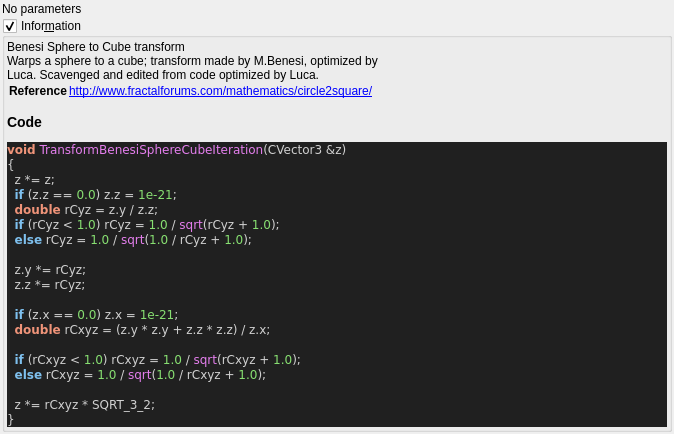
Qt form mandelbulber2/qt_data/fractal_transf_benesi_sphere_cube.ui (buddhi1980/mandelbulber2) before a commit.
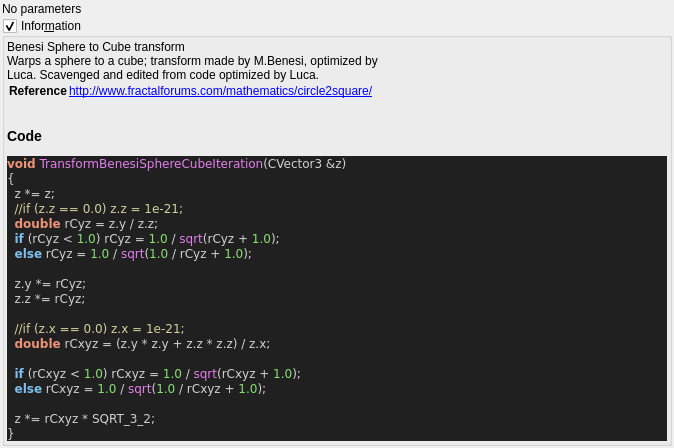
The same form after that commit. Custom widgets are drawn as their Qt base class.

Commit message:
stripped code highlight output to body tag
 the surrounding part (HTML Tag and comment) contained version specific parts.
 Now only the body tag will be written to the ui file,
 so the complete output of populateUiInformation.php should be reproducable.

 Also readded broken symlinks in deploy/share/mandelbulber2

What changed in the file:
```diff
--- a/mandelbulber2/qt_data/fractal_transf_benesi_sphere_cube.ui
+++ b/mandelbulber2/qt_data/fractal_transf_benesi_sphere_cube.ui
@@ -70,20 +70,15 @@
        <widget class="QLabel" name="label_code_content">
         <property name="text">
          <string>&lt;p&gt;Benesi Sphere to Cube transform&lt;br&gt;Warps a sphere to a cube; transform made by M.Benesi, optimized by&lt;br&gt;Luca.  Scavenged and edited from code optimized by Luca.&lt;/p&gt;&lt;table&gt;
-&lt;tr&gt;&lt;th&gt;Reference&lt;/th&gt;&lt;td&gt;&lt;a href=&quot;http://www.fractalforums.com/mathematics/circle2square/&quot;&gt;http://www.fractalforums.com/mathematics/circle2square/&lt;/a&gt;&lt;/td&gt;&lt;/tr&gt;
+&lt;tr&gt;&lt;th&gt;Reference&lt;/th&gt;&lt;td&gt;&lt;a href=&quot;http://www.fractalforums.com/mathematics/circle2square/&quot;&gt;http://www.fractalforums.com/mathematics/circle2square/&lt;br&gt;
+&lt;/td&gt;&lt;/tr&gt;
 &lt;/table&gt;
 &lt;h3&gt;Code&lt;/h3&gt;
-&lt;!DOCTYPE HTML PUBLIC &quot;-//W3C//DTD HTML 4.0 Transitional//EN&quot;&gt;
-&lt;html&gt;
-&lt;head&gt;
-&lt;meta http-equiv=&quot;content-type&quot; content=&quot;text/html; charset=ISO-8859-1&quot;&gt;
-&lt;title&gt;Source file&lt;/title&gt;
-&lt;/head&gt;
 &lt;body style=&quot;background-color:#202020&quot;&gt;
-&lt;pre style=&quot;color:#d0d0d0; background-color:#202020;  font-family:'Courier New';&quot;&gt;&lt;span style=&quot;color:#f09479; font-weight:bold&quot;&gt;void&lt;/span&gt; &lt;span style=&quot;color:#e47eed&quot;&gt;TransformBenesiSphereCubeIteration&lt;/span&gt;&lt;span style=&quot;color:#d0d0d0&quot;&gt;(&lt;/span&gt;CVector3 &lt;span style=&quot;color:#d0d0d0&quot;&gt;&amp;amp;&lt;/span&gt;z&lt;span style=&quot;color:#d0d0d0&quot;&gt;)&lt;/span&gt;
+&lt;pre style=&quot;color:#d0d0d0; background-color:#202020;  font-family:'Courier New',monospace;&quot;&gt;&lt;span style=&quot;color:#f09479; font-weight:bold&quot;&gt;void&lt;/span&gt; &lt;span style=&quot;color:#e47eed&quot;&gt;TransformBenesiSphereCubeIteration&lt;/span&gt;&lt;span style=&quot;color:#d0d0d0&quot;&gt;(&lt;/span&gt;CVector3 &lt;span style=&quot;color:#d0d0d0&quot;&gt;&amp;amp;&lt;/span&gt;z&lt;span style=&quot;color:#d0d0d0&quot;&gt;)&lt;/span&gt;
 &lt;span style=&quot;color:#d0d0d0&quot;&gt;{&lt;/span&gt;
   z &lt;span style=&quot;color:#d0d0d0&quot;&gt;*=&lt;/span&gt; z&lt;span style=&quot;color:#d0d0d0&quot;&gt;;&lt;/span&gt;
-  &lt;span style=&quot;color:#7ec0ee; font-weight:bold&quot;&gt;if&lt;/span&gt; &lt;span style=&quot;color:#d0d0d0&quot;&gt;(&lt;/span&gt;z&lt;span style=&quot;color:#d0d0d0&quot;&gt;.&lt;/span&gt;z &lt;span style=&quot;color:#d0d0d0&quot;&gt;==&lt;/span&gt; &lt;span style=&quot;color:#87df71&quot;&gt;0.0&lt;/span&gt;&lt;span style=&quot;color:#d0d0d0&quot;&gt;)&lt;/span&gt; z&lt;span style=&quot;color:#d0d0d0&quot;&gt;.&lt;/span&gt;z &lt;span style=&quot;color:#d0d0d0&quot;&gt;=&lt;/span&gt; &lt;span style=&quot;color:#87df71&quot;&gt;1e-21&lt;/span&gt;&lt;span style=&quot;color:#d0d0d0&quot;&gt;;&lt;/span&gt;
+  &lt;span style=&quot;color:#d0d0a0&quot;&gt;//if (z.z == 0.0) z.z = 1e-21;&lt;/span&gt;
   &lt;span style=&quot;color:#f09479; font-weight:bold&quot;&gt;double&lt;/span&gt; rCyz &lt;span style=&quot;color:#d0d0d0&quot;&gt;=&lt;/span&gt; z&lt;span style=&quot;color:#d0d0d0&quot;&gt;.&lt;/span&gt;y &lt;span style=&quot;color:#d0d0d0&quot;&gt;/&lt;/span&gt; z&lt;span style=&quot;color:#d0d0d0&quot;&gt;.&lt;/span&gt;z&lt;span style=&quot;color:#d0d0d0&quot;&gt;;&lt;/span&gt;
   &lt;span style=&quot;color:#7ec0ee; font-weight:bold&quot;&gt;if&lt;/span&gt; &lt;span style=&quot;color:#d0d0d0&quot;&gt;(&lt;/span&gt;rCyz &lt;span style=&quot;color:#d0d0d0&quot;&gt;&amp;lt;&lt;/span&gt; &lt;span style=&quot;color:#87df71&quot;&gt;1.0&lt;/span&gt;&lt;span style=&quot;color:#d0d0d0&quot;&gt;)&lt;/span&gt; rCyz &lt;span style=&quot;color:#d0d0d0&quot;&gt;=&lt;/span&gt; &lt;span style=&quot;color:#87df71&quot;&gt;1.0&lt;/span&gt; &lt;span style=&quot;color:#d0d0d0&quot;&gt;/&lt;/span&gt; &lt;span style=&quot;color:#e47eed&quot;&gt;sqrt&lt;/span&gt;&lt;span style=&quot;color:#d0d0d0&quot;&gt;(&lt;/span&gt;rCyz &lt;span style=&quot;color:#d0d0d0&quot;&gt;+&lt;/span&gt; &lt;span style=&quot;color:#87df71&quot;&gt;1.0&lt;/span&gt;&lt;span style=&quot;color:#d0d0d0&quot;&gt;);&lt;/span&gt;
   &lt;span style=&quot;color:#7ec0ee; font-weight:bold&quot;&gt;else&lt;/span&gt; rCyz &lt;span style=&quot;color:#d0d0d0&quot;&gt;=&lt;/span&gt; &lt;span style=&quot;color:#87df71&quot;&gt;1.0&lt;/span&gt; &lt;span style=&quot;color:#d0d0d0&quot;&gt;/&lt;/span&gt; &lt;span style=&quot;color:#e47eed&quot;&gt;sqrt&lt;/span&gt;&lt;span style=&quot;color:#d0d0d0&quot;&gt;(&lt;/span&gt;&lt;span style=&quot;color:#87df71&quot;&gt;1.0&lt;/span&gt; &lt;span style=&quot;color:#d0d0d0&quot;&gt;/&lt;/span&gt; rCyz &lt;span style=&quot;color:#d0d0d0&quot;&gt;+&lt;/span&gt; &lt;span style=&quot;color:#87df71&quot;&gt;1.0&lt;/span&gt;&lt;span style=&quot;color:#d0d0d0&quot;&gt;);&lt;/span&gt;
@@ -91,7 +86,7 @@
   z&lt;span style=&quot;color:#d0d0d0&quot;&gt;.&lt;/span&gt;y &lt;span style=&quot;color:#d0d0d0&quot;&gt;*=&lt;/span&gt; rCyz&lt;span style=&quot;color:#d0d0d0&quot;&gt;;&lt;/span&gt;
   z&lt;span style=&quot;color:#d0d0d0&quot;&gt;.&lt;/span&gt;z &lt;span style=&quot;color:#d0d0d0&quot;&gt;*=&lt;/span&gt; rCyz&lt;span style=&quot;color:#d0d0d0&quot;&gt;;&lt;/span&gt;
 
-  &lt;span style=&quot;color:#7ec0ee; font-weight:bold&quot;&gt;if&lt;/span&gt; &lt;span style=&quot;color:#d0d0d0&quot;&gt;(&lt;/span&gt;z&lt;span style=&quot;color:#d0d0d0&quot;&gt;.&lt;/span&gt;x &lt;span style=&quot;color:#d0d0d0&quot;&gt;==&lt;/span&gt; &lt;span style=&quot;color:#87df71&quot;&gt;0.0&lt;/span&gt;&lt;span style=&quot;color:#d0d0d0&quot;&gt;)&lt;/span&gt; z&lt;span style=&quot;color:#d0d0d0&quot;&gt;.&lt;/span&gt;x &lt;span style=&quot;color:#d0d0d0&quot;&gt;=&lt;/span&gt; &lt;span style=&quot;color:#87df71&quot;&gt;1e-21&lt;/span&gt;&lt;span style=&quot;color:#d0d0d0&quot;&gt;;&lt;/span&gt;
+  &lt;span style=&quot;color:#d0d0a0&quot;&gt;//if (z.x == 0.0) z.x = 1e-21;&lt;/span&gt;
   &lt;span style=&quot;color:#f09479; font-weight:bold&quot;&gt;double&lt;/span&gt; rCxyz &lt;span style=&quot;color:#d0d0d0&quot;&gt;= (&lt;/span&gt;z&lt;span style=&quot;color:#d0d0d0&quot;&gt;.&lt;/span&gt;y &lt;span style=&quot;color:#d0d0d0&quot;&gt;*&lt;/span&gt; z&lt;span style=&quot;color:#d0d0d0&quot;&gt;.&lt;/span&gt;y &lt;span style=&quot;color:#d0d0d0&quot;&gt;+&lt;/span&gt; z&lt;span style=&quot;color:#d0d0d0&quot;&gt;.&lt;/span&gt;z &lt;span style=&quot;color:#d0d0d0&quot;&gt;*&lt;/span&gt; z&lt;span style=&quot;color:#d0d0d0&quot;&gt;.&lt;/span&gt;z&lt;span style=&quot;color:#d0d0d0&quot;&gt;) /&lt;/span&gt; z&lt;span style=&quot;color:#d0d0d0&quot;&gt;.&lt;/span&gt;x&lt;span style=&quot;color:#d0d0d0&quot;&gt;;&lt;/span&gt;
 
   &lt;span style=&quot;color:#7ec0ee; font-weight:bold&quot;&gt;if&lt;/span&gt; &lt;span style=&quot;color:#d0d0d0&quot;&gt;(&lt;/span&gt;rCxyz &lt;span style=&quot;color:#d0d0d0&quot;&gt;&amp;lt;&lt;/span&gt; &lt;span style=&quot;color:#87df71&quot;&gt;1.0&lt;/span&gt;&lt;span style=&quot;color:#d0d0d0&quot;&gt;)&lt;/span&gt; rCxyz &lt;span style=&quot;color:#d0d0d0&quot;&gt;=&lt;/span&gt; &lt;span style=&quot;color:#87df71&quot;&gt;1.0&lt;/span&gt; &lt;span style=&quot;color:#d0d0d0&quot;&gt;/&lt;/span&gt; &lt;span style=&quot;color:#e47eed&quot;&gt;sqrt&lt;/span&gt;&lt;span style=&quot;color:#d0d0d0&quot;&gt;(&lt;/span&gt;rCxyz &lt;span style=&quot;color:#d0d0d0&quot;&gt;+&lt;/span&gt; &lt;span style=&quot;color:#87df71&quot;&gt;1.0&lt;/span&gt;&lt;span style=&quot;color:#d0d0d0&quot;&gt;);&lt;/span&gt;
@@ -100,10 +95,7 @@
   z &lt;span style=&quot;color:#d0d0d0&quot;&gt;*=&lt;/span&gt; rCxyz &lt;span style=&quot;color:#d0d0d0&quot;&gt;*&lt;/span&gt; SQRT_3_2&lt;span style=&quot;color:#d0d0d0&quot;&gt;;&lt;/span&gt;
 &lt;span style=&quot;color:#d0d0d0&quot;&gt;}&lt;/span&gt;
 &lt;/pre&gt;
-&lt;/body&gt;
-&lt;/html&gt;
-&lt;!--HTML generated by highlight 3.9, http://www.andre-simon.de/--&gt;
-</string>
+&lt;/body&gt;</string>
         </property>
         <property name="wordWrap">
          <bool>true</bool>
```
The commit also changes 109 other files.
